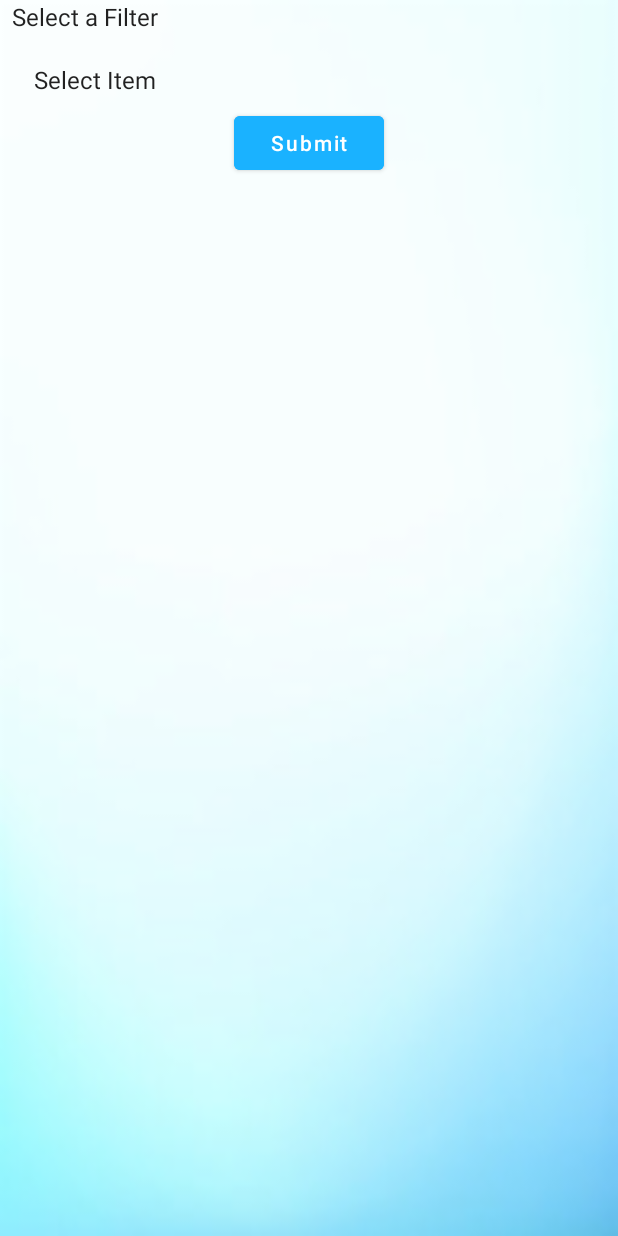
After one commit to FinEase/finease, an Android app: the FilterActivity screen opened directly, with no data from a screen before it, on a phone screen of 412 x 824 dp. The commit adds this screen. Run offline under Robolectric (Android 15) with nearby library versions, the phone set to English and light mode, and no system bars; our stand-ins replace Firebase (no records; nobody signed in at launch, a user with empty details on screens opened directly).

Commit message:
Added Filter Functionality

```diff
--- a/app/src/main/AndroidManifest.xml
+++ b/app/src/main/AndroidManifest.xml
@@ -10,6 +10,9 @@
         android:supportsRtl="true"
         android:theme="@style/Theme.FinEase">
 
+        <activity
+            android:name=".FilterActivity"
+            android:exported="false" />
         <activity
             android:name=".ExpenseActivity"
             android:exported="false" />
--- /dev/null
+++ b/app/src/main/res/layout/activity_filter.xml
@@ -0,0 +1,64 @@
+<?xml version="1.0" encoding="utf-8"?>
+<LinearLayout xmlns:android="http://schemas.android.com/apk/res/android"
+    xmlns:app="http://schemas.android.com/apk/res-auto"
+    xmlns:tools="http://schemas.android.com/tools"
+    android:layout_width="match_parent"
+    android:layout_height="match_parent"
+    android:orientation="vertical"
+    android:background="@drawable/bg_2"
+    tools:context=".ExpenseActivity">
+
+    <LinearLayout
+        android:layout_width="match_parent"
+        android:layout_height="wrap_content"
+        android:gravity="center"
+        android:orientation="vertical">
+        <Spinner
+            android:id="@+id/filterspinner"
+            android:layout_width="match_parent"
+            android:layout_height="match_parent"
+            android:gravity="center"
+            android:entries="@array/filter"
+            android:layout_gravity="center"
+            android:spinnerMode="dropdown"
+            android:layout_marginBottom="20dp"
+            android:background="@null">
+        </Spinner>
+        <Spinner
+            android:id="@+id/filtervaluespinner"
+            android:layout_width="match_parent"
+            android:layout_height="match_parent"
+            android:layout_marginLeft="10dp"
+            android:gravity="center"
+            android:entries="@array/items"
+            android:layout_gravity="center"
+            android:layout_marginBottom="5dp"
+            android:spinnerMode="dropdown"
+            android:background="@null">
+        </Spinner>
+        <Button
+            android:id="@+id/filtersubmit"
+            android:layout_width="100dp"
+            android:layout_height="match_parent"
+            android:gravity="center"
+            android:layout_gravity="center"
+            android:text="Submit"
+            android:textAllCaps="false"
+            android:textColor="#fff"
+            android:backgroundTint="#1ab2ff"
+            android:layout_margin="2dp"/>
+    </LinearLayout>
+
+    <androidx.coordinatorlayout.widget.CoordinatorLayout
+        android:layout_width="match_parent"
+        android:layout_height="match_parent">
+
+        <androidx.recyclerview.widget.RecyclerView
+            android:id="@+id/recyclerView"
+            android:layout_width="match_parent"
+            android:layout_height="match_parent"/>
+
+    </androidx.coordinatorlayout.widget.CoordinatorLayout>
+
+
+</LinearLayout>
--- a/app/src/main/res/values/strings.xml
+++ b/app/src/main/res/values/strings.xml
@@ -22,4 +22,28 @@
         <item>Account</item>
         <item>Other</item>
     </string-array>
+
+    <string-array name="filter">
+        <item>Select a Filter</item>
+        <item>Mode of Payment</item>
+        <item>Category</item>
+        <item>Month</item>
+        <item>Amount</item>
+    </string-array>
+
+    <string-array name="month">
+        <item>Select a Month</item>
+        <item>January</item>
+        <item>February</item>
+        <item>March</item>
+        <item>April</item>
+        <item>May</item>
+        <item>June</item>
+        <item>July</item>
+        <item>August</item>
+        <item>September</item>
+        <item>October</item>
+        <item>November</item>
+        <item>December</item>
+    </string-array>
 </resources>
```
Also changed, not shown: app/src/main/java/com/example/finease/FilterActivity.java (added, +382 -0 lines), app/src/main/java/com/example/finease/MainActivity.java (+10 -1 lines).
